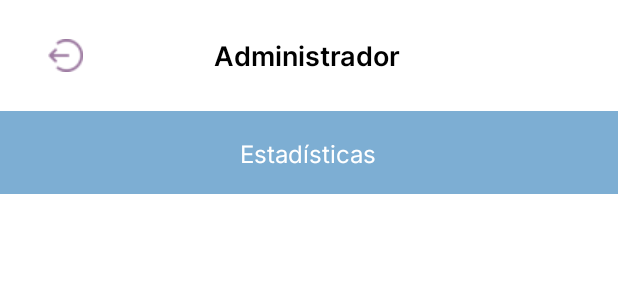
After one commit to iker-landeros/healthsync, an Android app: the layout activity_primary_stats.xml on its own in the app's theme, with its tools: preview values and no code run, on a phone screen of 412 x 824 dp. The commit adds this screen. Shown: the top 300 px of the screen. Run offline under Robolectric (Android 15) with nearby library versions, the phone set to English and light mode, and no system bars; network calls fail.

Commit message:
Initial stats layout

```diff
--- a/app/src/main/AndroidManifest.xml
+++ b/app/src/main/AndroidManifest.xml
@@ -15,6 +15,9 @@
         android:supportsRtl="true"
         android:theme="@style/Theme.HealthSyncApp"
         tools:targetApi="31">
+        <activity
+            android:name=".PrimaryStats"
+            android:exported="false" />
         <activity
             android:name=".UnclaimedTicket"
             android:exported="false" />
--- /dev/null
+++ b/app/src/main/java/mx/tec/healthsyncapp/PrimaryStats.kt
@@ -0,0 +1,20 @@
+package mx.tec.healthsyncapp
+
+import android.os.Bundle
+import androidx.activity.enableEdgeToEdge
+import androidx.appcompat.app.AppCompatActivity
+import androidx.core.view.ViewCompat
+import androidx.core.view.WindowInsetsCompat
+
+class PrimaryStats : AppCompatActivity() {
+    override fun onCreate(savedInstanceState: Bundle?) {
+        super.onCreate(savedInstanceState)
+        enableEdgeToEdge()
+        setContentView(R.layout.activity_primary_stats)
+        ViewCompat.setOnApplyWindowInsetsListener(findViewById(R.id.main)) { v, insets ->
+            val systemBars = insets.getInsets(WindowInsetsCompat.Type.systemBars())
+            v.setPadding(systemBars.left, systemBars.top, systemBars.right, systemBars.bottom)
+            insets
+        }
+    }
+}
--- /dev/null
+++ b/app/src/main/res/layout/activity_primary_stats.xml
@@ -0,0 +1,70 @@
+<?xml version="1.0" encoding="utf-8"?>
+<androidx.constraintlayout.widget.ConstraintLayout xmlns:android="http://schemas.android.com/apk/res/android"
+    xmlns:app="http://schemas.android.com/apk/res-auto"
+    xmlns:tools="http://schemas.android.com/tools"
+    android:id="@+id/main"
+    android:layout_width="match_parent"
+    android:layout_height="match_parent"
+    tools:context=".PrimaryStats">
+
+    <LinearLayout
+        android:id="@+id/linearLayout3"
+        android:layout_width="0dp"
+        android:layout_height="wrap_content"
+        android:layout_marginTop="16dp"
+        android:gravity="center_vertical"
+        android:orientation="horizontal"
+        app:layout_constraintEnd_toEndOf="parent"
+        app:layout_constraintStart_toStartOf="parent"
+        app:layout_constraintTop_toTopOf="parent">
+
+        <ImageButton
+            android:id="@+id/btnLogout"
+            android:layout_width="wrap_content"
+            android:layout_height="wrap_content"
+            android:layout_marginStart="20dp"
+            android:backgroundTint="#00FFFFFF"
+            app:srcCompat="@drawable/logout" />
+
+        <TextView
+            android:id="@+id/txtNombre"
+            android:layout_width="wrap_content"
+            android:layout_height="wrap_content"
+            android:layout_marginStart="75dp"
+            android:fontFamily="@font/inter_semibold"
+            android:gravity="center"
+            android:text="Administrador"
+            android:textColor="#000000"
+            android:textSize="18sp" />
+
+    </LinearLayout>
+
+    <LinearLayout
+        android:id="@+id/linearLayout4"
+        android:layout_width="0dp"
+        android:layout_height="55dp"
+        android:layout_marginTop="16dp"
+        android:layout_weight="1"
+        android:background="#7DAED3"
+        android:orientation="vertical"
+        app:layout_constraintEnd_toEndOf="parent"
+        app:layout_constraintHorizontal_bias="1.0"
+        app:layout_constraintStart_toStartOf="parent"
+        app:layout_constraintTop_toBottomOf="@+id/linearLayout3">
+
+        <TextView
+            android:id="@+id/textView"
+            android:layout_width="wrap_content"
+            android:layout_height="wrap_content"
+            android:layout_gravity="center"
+            android:layout_weight="1"
+            android:fontFamily="@font/inter"
+            android:gravity="center_horizontal|center_vertical"
+            android:text="Estadísticas"
+            android:textColor="#FFFFFF"
+            android:textSize="16sp" />
+    </LinearLayout>
+
+
+
+</androidx.constraintlayout.widget.ConstraintLayout>
```
Also changed, not shown: app/src/main/res/layout/activity_admin_options.xml (indentation only), 1 other file.
